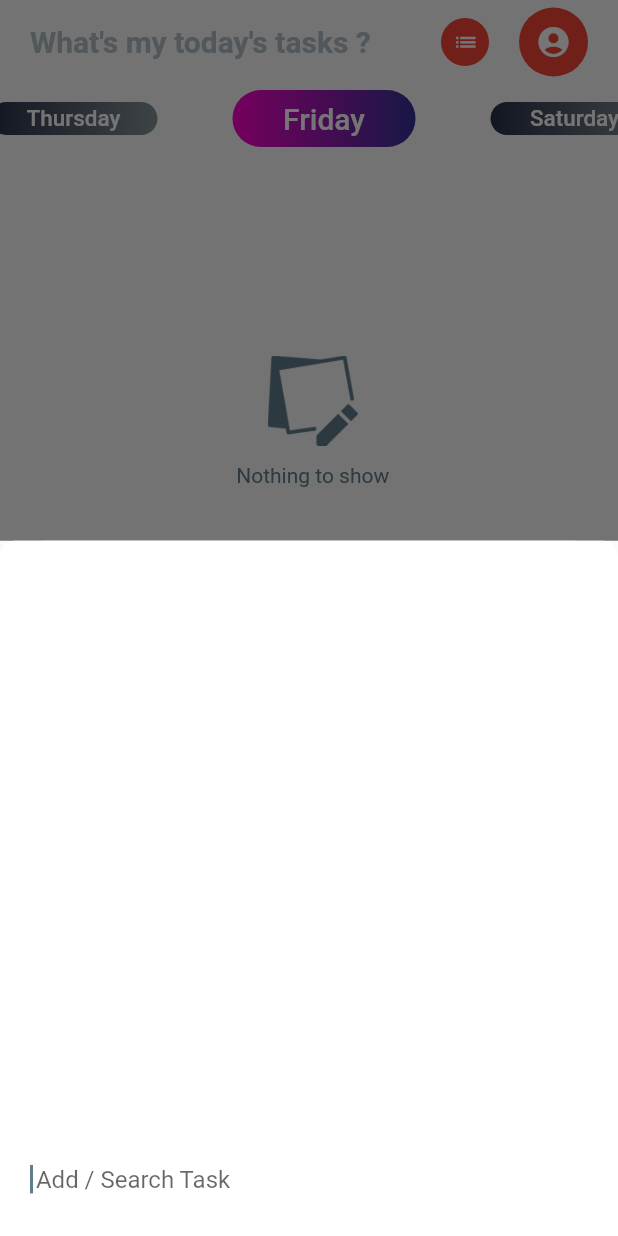
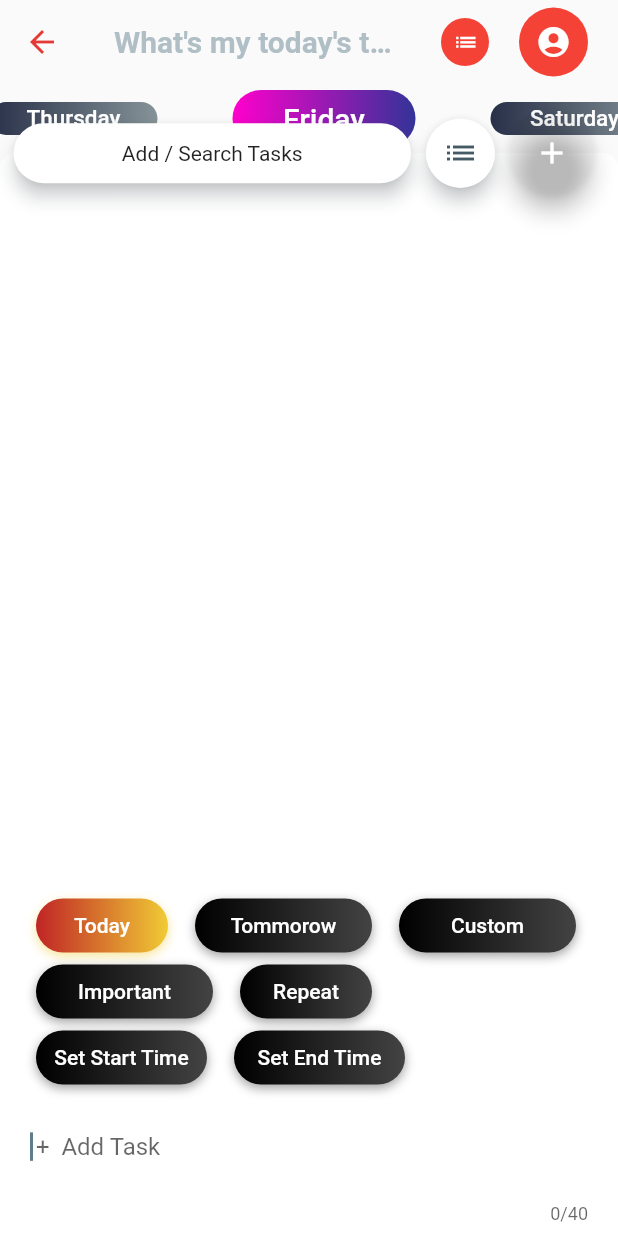
Before and after one commit to aswinmurali-io/whatsmytodaystasks, a Flutter app: the screen it shows after launch, after a tap on "Add / Search Tasks", on a phone screen of 412 x 824 dp. Run offline on Flutter 3.47's test engine with Material 2 defaults, Android fonts, the phone set to English and light mode, and no system bars; drawn by our look-alikes of gradient_widgets, pull_to_refresh; our stand-ins replace circular_check_box, cloud_firestore, firebase_auth, flutter_signin_button, google_sign_in, jiffy and 2 more; missing offline and left inert: flutter_animator, flutter_gradient_colors; accounts and stored records are empty; statements that could not run were skipped.

Commit message:
bug: fix all days and any days not showing the nothing to show icon feature add: add a ignore button to ignore the suppose to completed yet section bug fix: limit the characters in the quick task textbox ux fix: text overflow in card should be handled bug: remove the suggested to completed yesterday if that tab is not today bug: fix Daily tab not working feature change: use material progress indicator instead of circular water drop indicator in the page reloader because of screen pulling down issue typo fix: change ALL DAYS to DAILY

```diff
--- a/lib/card_design.dart
+++ b/lib/card_design.dart
@@ -3,6 +3,8 @@ import 'package:flutter/foundation.dart';
 import 'package:flutter/material.dart';
 import 'package:flutter_animator/flutter_animator.dart';
 import 'package:flutter_gradient_colors/flutter_gradient_colors.dart';
+import 'package:gradient_widgets/gradient_widgets.dart';
+import 'package:jiffy/jiffy.dart';
 
 import 'database.dart';
 import 'globals.dart';
@@ -10,13 +12,33 @@ import 'globals.dart';
 List<bool> _visibility = [false, false, false, false];
 int isGrid = (kIsWeb) ? 1 : 0;
 
-bool smartShowSections(StateSetter setStateFromTaskView, int tabIndex) {
-  // TODO: something wrong here fix it
-  if (tabIndex == 9 || tabIndex == 8) return false; // display all tasks page
+bool smartShowSections(StateSetter setStateFromTaskView, int tabIndex, String _currentWeek) {
+  // TODO: Make the code cleaner
   List _check = [];
+  if (tabIndex == 9)
+    return false;
+  else if (tabIndex == 8 || tabIndex == 7) {
+    for (String task in userTasks.keys)
+      if (!userTasks[task]["done"] && userTasks[task]["week"] == tabIndex) _check.add(task);
+    if (_check.isNotEmpty)
+      setStateFromTaskView(() => _visibility[1] = true);
+    else
+      setStateFromTaskView(() => _visibility[1] = false);
+    _check.clear();
+    for (String task in userTasks.keys)
+      if (userTasks[task]["done"] && userTasks[task]["week"] == tabIndex) _check.add(task);
+    if (_check.isNotEmpty)
+      setStateFromTaskView(() => _visibility[3] = true);
+    else
+      setStateFromTaskView(() => _visibility[3] = false);
+    return (_visibility[1] == true || _visibility[3] == true) ? false : true;
+  } // display all tasks page
+
   // check how many tasks are there for different section and then display the necessary sections
   for (String task in userTasks.keys)
-    if (!userTasks[task]["done"] && userTasks[task]["week"] == tabIndex - 1) _check.add(task);
+    if (!userTasks[task]["done"] &&
+        userTasks[task]["week"] == tabIndex - 1 &&
+        weeks.indexOf(Jiffy(DateTime.now()).EEEE) == tabIndex) _check.add(task);
   if (_check.isNotEmpty)
     setStateFromTaskView(() => _visibility[0] = true);
   else
@@ -31,6 +53,7 @@ bool smartShowSections(StateSetter setStateFromTaskView, int tabIndex) {
         tabIndex != 9) _check.add(task);
   if (_check.isNotEmpty)
     setStateFromTaskView(() => _visibility[1] = true);
+  // TODO: not needed right?
   else
     _visibility[1] = false;
   _check.clear();
@@ -49,10 +72,10 @@ bool smartShowSections(StateSetter setStateFromTaskView, int tabIndex) {
 
   for (String task in userTasks.keys)
     if (userTasks[task]["done"] &&
-        (userTasks[task]["week"] == tabIndex ||
-            userTasks[task]["week"] == 7 ||
-            userTasks[task]["week"] == 8 ||
-            userTasks[task]["week"] == 9)) _check.add(task);
+        (userTasks[task]["week"] == tabIndex &&
+            userTasks[task]["week"] != 7 &&
+            userTasks[task]["week"] != 8 &&
+            userTasks[task]["week"] != 9)) _check.add(task);
   if (_check.isNotEmpty)
     setStateFromTaskView(() => _visibility[3] = true);
   else
@@ -117,11 +140,14 @@ Widget taskCard(Map userTasks, String task, StateSetter setStateFromTaskView, dy
               child: Row(
                 mainAxisAlignment: MainAxisAlignment.spaceBetween,
                 children: [
-                  Padding(
+                  Expanded(
+                    flex: 5,
+                    child: Padding(
                       padding: const EdgeInsets.all(18.0),
                       child: Column(crossAxisAlignment: CrossAxisAlignment.start, children: [
                         Text(
                           task ?? "Unknown Task",
+                          overflow: TextOverflow.ellipsis,
                           textAlign: TextAlign.end,
                           style: TextStyle(color: Colors.white, fontSize: 23),
                         ),
@@ -206,7 +232,9 @@ Widget taskCard(Map userTasks, String task, StateSetter setStateFromTaskView, dy
                           ),
                       ]),
                     ),
-                  Padding(
+                  ),
+                  Expanded(
+                    child: Padding(
                       padding: const EdgeInsets.fromLTRB(5, 0, 15, 0),
                       child: Transform.scale(
                         scale: (kIsWeb) ? 1 : 2,
@@ -220,6 +248,7 @@ Widget taskCard(Map userTasks, String task, StateSetter setStateFromTaskView, dy
                             }),
                       ),
                     ),
+                  ),
                 ],
               ),
             ),
@@ -230,7 +259,7 @@ Widget taskCard(Map userTasks, String task, StateSetter setStateFromTaskView, dy
   );
 }
 
-Widget taskSection(String section, int index) {
+Widget taskSection(String section, int index, dynamic changeShowYesterday, bool showYesterday) {
   return Visibility(
     visible: _visibility[index],
     child: Padding(
@@ -242,6 +271,18 @@ Widget taskSection(String section, int index) {
           Text(section,
               style: TextStyle(
                   foreground: Paint()..shader = textGradientShader, fontWeight: FontWeight.bold, fontSize: 20)),
+          if (index == 0)
+            Padding(
+              padding: const EdgeInsets.fromLTRB(20, 0, 0, 0),
+              child: GradientButton(
+                child: Text((showYesterday) ? "Hide" : "Show"),
+                callback: () {
+                  print(_visibility[index]);
+
+                  changeShowYesterday();
+                },
+              ),
+            ),
           const Expanded(child: const Padding(padding: EdgeInsets.zero))
         ]),
       ),
--- a/lib/globals.dart
+++ b/lib/globals.dart
@@ -24,7 +24,7 @@ final weeks = [
   "Friday",
   "Saturday",
   "Sunday",
-  "All Days",
+  "Daily",
   "Any Day",
   "All Tasks",
 ];
@@ -73,7 +73,7 @@ String getWeekNameFromIndex(int index) {
     case 6:
       return "Sunday";
     case 7:
-      return "All Days";
+      return "Daily";
     case 8:
       return "Any Day";
     case 9:
--- a/lib/mytask_view.dart
+++ b/lib/mytask_view.dart
@@ -39,13 +39,32 @@ class _TaskViewState extends State<TaskView> with SingleTickerProviderStateMixin
 
   final taskViewScaffoldKey = GlobalKey<ScaffoldState>();
 
+  bool showYesterday = true;
+
+  changeShowYesterday() {
+    setState(() => showYesterday = !showYesterday);
+  }
+
   // setState() called after dispose()
   @override
   build(BuildContext context) {
     __offset = 200;
     _uniqueColorIndex = 0;
 
-    pr = ProgressDialog(context);
+    pr = ProgressDialog(context, type: ProgressDialogType.Normal, isDismissible: true);
+    pr.style(
+        borderRadius: 15.0,
+        message: 'Syncing...',
+        backgroundColor: Colors.white,
+        progressWidget: Padding(
+          padding: const EdgeInsets.all(10.0),
+          child: CircularProgressIndicator(strokeWidth: 6, valueColor: AlwaysStoppedAnimation<Color>(Colors.red)),
+        ),
+        elevation: 10.0,
+        insetAnimCurve: Curves.easeInOut,
+        progressTextStyle: TextStyle(color: Colors.black, fontSize: 13.0, fontWeight: FontWeight.w400),
+        messageTextStyle: TextStyle(color: Colors.black, fontSize: 19.0, fontWeight: FontWeight.w600));
+
     return DefaultTabController(
       length: _totalTabs,
       child: AnnotatedRegion<SystemUiOverlayStyle>(
@@ -180,7 +199,7 @@ class _TaskViewState extends State<TaskView> with SingleTickerProviderStateMixin
                   child: SmartRefresher(
                     enablePullUp: false,
                     enablePullDown: true,
-                    header: WaterDropHeader(waterDropColor: Colors.red),
+                    header: MaterialClassicHeader(color: Colors.red),
                     controller: _refreshController,
                     onRefresh: () async {
                       try {
@@ -193,7 +212,7 @@ class _TaskViewState extends State<TaskView> with SingleTickerProviderStateMixin
                     child: SingleChildScrollView(
                       physics: const BouncingScrollPhysics(),
                       padding: const EdgeInsets.fromLTRB(15, 15, 10, 0),
-                      child: (smartShowSections(setState, _tabController.index))
+                      child: (smartShowSections(setState, _tabController.index, _currentWeek)
                           ? Padding(
                               padding: const EdgeInsets.fromLTRB(0, 120, 0, 0),
                               child: Column(children: [
@@ -209,16 +228,20 @@ class _TaskViewState extends State<TaskView> with SingleTickerProviderStateMixin
                                     (_tabController.index != 7 &&
                                             _tabController.index != 8 &&
                                             _tabController.index != 9)
-                                        ? "Suppose to be completed yesterday"
+                                        ? "Yesterday's Work"
                                         : "",
-                                    0),
+                                    0,
+                                    changeShowYesterday,
+                                    showYesterday),
 
                                 // Important Cards first
                                 for (String task in userTasks.keys)
                                   if (userTasks[task]["week"] == weeks.indexOf(_currentWeek) - 1 &&
                                       _tabController.index != 9 &&
                                       _tabController.index != 8 &&
-                                      _tabController.index != 7)
+                                      _tabController.index != 7 &&
+                                      _tabController.index == weeks.indexOf(Jiffy(DateTime.now()).EEEE) &&
+                                      showYesterday)
                                     if (!userTasks[task]["done"] && userTasks[task]["importance"] == 1)
                                       taskCard(
                                           userTasks, task, setState, _tasksEditDialog, _uniqueColorIndex, __offset),
@@ -228,12 +251,14 @@ class _TaskViewState extends State<TaskView> with SingleTickerProviderStateMixin
                                   if (userTasks[task]["week"] == weeks.indexOf(_currentWeek) - 1 &&
                                       _tabController.index != 9 &&
                                       _tabController.index != 8 &&
-                                      _tabController.index != 7)
+                                      _tabController.index != 7 &&
+                                      _tabController.index == weeks.indexOf(Jiffy(DateTime.now()).EEEE) &&
+                                      showYesterday)
                                     if (!userTasks[task]["done"] && userTasks[task]["importance"] == 0)
                                       taskCard(
                                           userTasks, task, setState, _tasksEditDialog, _uniqueColorIndex, __offset),
 
-                                taskSection("Pending", 1),
+                                taskSection("Pending", 1, changeShowYesterday, showYesterday),
 
                                 // All Tasks
                                 for (String task in userTasks.keys)
@@ -255,7 +280,7 @@ class _TaskViewState extends State<TaskView> with SingleTickerProviderStateMixin
                                           userTasks, task, setState, _tasksEditDialog, _uniqueColorIndex, __offset),
 
                                 if (_tabController.index != 7 && _tabController.index != 8 && _tabController.index != 9)
-                                  taskSection("All Days & Any days", 2),
+                                  taskSection("Daily & Any days", 2, changeShowYesterday, showYesterday),
 
                                 // All day and any day tasks
                                 if (_tabController.index != 7 && _tabController.index != 8 && _tabController.index != 9)
@@ -265,7 +290,7 @@ class _TaskViewState extends State<TaskView> with SingleTickerProviderStateMixin
                                         taskCard(
                                             userTasks, task, setState, _tasksEditDialog, _uniqueColorIndex, __offset),
 
-                                taskSection("Completed", 3),
+                                taskSection("Completed", 3, changeShowYesterday, showYesterday),
 
                                 // Task that are already done will be grey with strike text
                                 for (String task in userTasks.keys)
@@ -277,7 +302,7 @@ class _TaskViewState extends State<TaskView> with SingleTickerProviderStateMixin
                                 // To give space for showing the last card's edit button
                                 const Padding(padding: const EdgeInsets.fromLTRB(0, 0, 0, 73))
                               ],
-                            ),
+                            )),
                     ),
                   ),
                 )
@@ -424,8 +449,6 @@ class _TaskViewState extends State<TaskView> with SingleTickerProviderStateMixin
       String oldTitle,
       dynamic endtime,
       selectedTime}) {
-
-
     Navigator.of(context).push(PageRouteBuilder(
         opaque: false,
         pageBuilder: (BuildContext context, _, __) => TaskDialog(setState, modifyWhat, done, importance, title,
--- a/lib/quick_task_ui.dart
+++ b/lib/quick_task_ui.dart
@@ -1,5 +1,6 @@
 import 'package:flutter/material.dart';
 import 'package:flutter_animator/flutter_animator.dart';
+import 'package:gradient_widgets/gradient_widgets.dart';
 import 'package:jiffy/jiffy.dart';
 
 import 'database.dart';
@@ -7,28 +8,29 @@ import 'globals.dart';
 import 'tasks_dialog.dart';
 
 showQuickTaskUI(BuildContext context, StateSetter setStateFromTaskView, String week, TabController tabController,
-    GlobalKey<ScaffoldState> taskViewScaffoldKey) {
-  showModalBottomSheet(
-      context: context,
-      shape: RoundedRectangleBorder(borderRadius: BorderRadius.vertical(top: Radius.circular(30))),
-      builder: (builder) {
-        return StatefulBuilder(builder: (BuildContext context, StateSetter setState) {
-          return Scaffold(
-              body: Container(
+    GlobalKey<ScaffoldState> taskViewScaffoldKey) async {
+  String day = "Today";
+  PersistentBottomSheetController _controller;
+  bool important = false, repeat = false;
+  DateTime date;
+  TimeOfDay start, end;
+
+  _controller = taskViewScaffoldKey.currentState.showBottomSheet((context) {
+    return Container(
         decoration: BoxDecoration(
             color: Colors.white,
-                      borderRadius: BorderRadius.only(
-                          topLeft: const Radius.circular(10.0), topRight: const Radius.circular(10.0))),
+            borderRadius:
+                BorderRadius.only(topLeft: const Radius.circular(10.0), topRight: const Radius.circular(10.0))),
         child: Column(children: [
           Expanded(
-                      flex: 5,
+            flex: 6,
             child: ListView.builder(
               itemCount: userTasks.keys.toList().length,
               itemBuilder: (context, index) {
                 String taskName = userTasks.keys.toList()[index];
                 return SlideInUp(
-                            preferences: AnimationPreferences(
-                                offset: Duration(seconds: 0), duration: Duration(milliseconds: 500)),
+                  preferences:
+                      AnimationPreferences(offset: Duration(seconds: 0), duration: Duration(milliseconds: 500)),
                   child: ListTile(
                     title: Text(taskName),
                     subtitle: Text(getWeekNameFromIndex(userTasks[taskName]["week"])),
@@ -57,7 +59,7 @@ showQuickTaskUI(BuildContext context, StateSetter setStateFromTaskView, String w
                       icon: Icon(Icons.delete),
                       onPressed: () {
                         userTasks.remove(userTasks.keys.toList()[index]);
-                                  setState(() => userTasks);
+                        //setState(() => userTasks);
                         Database.upload(userTasks);
                         setStateFromTaskView(() => userTasks);
                       },
@@ -67,17 +69,115 @@ showQuickTaskUI(BuildContext context, StateSetter setStateFromTaskView, String w
               },
             ),
           ),
-                    Expanded(
-                      child: Padding(
+          Row(
+            children: [
+              Padding(
+                  padding: const EdgeInsets.fromLTRB(20, 0, 10, 0),
+                  child: GradientButton(
+                    gradient: (day == "Today") ? Gradients.backToFuture : Gradients.deepSpace,
+                    child: const Text("Today"),
+                    callback: () {
+                      _controller.setState(() {
+                        date = null;
+                        day = "Today";
+                        repeat = false;
+                      });
+                    },
+                  )),
+              GradientButton(
+                increaseWidthBy: 30,
+                gradient: (day == "Tommorow") ? Gradients.hotLinear : Gradients.deepSpace,
+                child: Text("Tommorow"),
+                callback: () {
+                  _controller.setState(() {
+                    date = null;
+                    day = "Tommorow";
+                    repeat = false;
+                  });
+                },
+              ),
+              Padding(
+                padding: const EdgeInsets.fromLTRB(10, 0, 0, 0),
+                child: GradientButton(
+                  increaseWidthBy: 30,
+                  gradient: (date != null) ? Gradients.cosmicFusion : Gradients.deepSpace,
+                  child: Text((date.toString() == 'null') ? "Custom" : date.toString().substring(0, 10)),
+                  callback: () async {
+                    date = await showDatePicker(
+                        context: context,
+                        initialDate: DateTime.now(),
+                        firstDate: DateTime(DateTime.now().year, 1),
+                        lastDate: DateTime(2101));
+                    _controller.setState(() {
+                      if (date != null) {
+                        day = null;
+                        repeat = false;
+                      }
+                    });
+                  },
+                ),
+              ),
+            ],
+          ),
+          Row(
+            children: [
+              Padding(
+                padding: const EdgeInsets.fromLTRB(20, 0, 10, 0),
+                child: GradientButton(
+                  gradient: (important) ? Gradients.blush : Gradients.deepSpace,
+                  increaseWidthBy: 30,
+                  child: Text("Important"),
+                  callback: () {
+                    _controller.setState(() => important = !important);
+                  },
+                ),
+              ),
+              GradientButton(
+                gradient: (repeat) ? Gradients.cosmicFusion : Gradients.deepSpace,
+                child: Text("Repeat"),
+                callback: () {
+                  _controller.setState(() {
+                    day = null;
+                    date = null;
+                    repeat = !repeat;
+                  });
+                },
+              ),
+            ],
+          ),
+          Row(children: [
+            Padding(
+                padding: const EdgeInsets.fromLTRB(20, 0, 10, 0),
+                child: GradientButton(
+                  gradient: (start != null) ? Gradients.jShine : Gradients.deepSpace,
+                  increaseWidthBy: 26,
+                  child: Text((start == null) ? "Set Start Time" : start.format(context)),
+                  callback: () async {
+                    start = await showTimePicker(initialTime: TimeOfDay.now(), context: context);
+                    _controller.setState(() => start);
+                  },
+                )),
+            GradientButton(
+              gradient: (end != null) ? Gradients.blush : Gradients.deepSpace,
+              increaseWidthBy: 26,
+              child: Text((end == null) ? "Set End Time" : end.format(context)),
+              callback: () async {
+                end = await showTimePicker(initialTime: TimeOfDay.now(), context: context);
+                _controller.setState(() => end);
+              },
+            ),
+          ]),
+          Padding(
             padding: const EdgeInsets.all(8.0),
             child: Align(
               alignment: Alignment.bottomCenter,
               child: TextField(
+                maxLength: 40,
                 autocorrect: true,
                 autofocus: true,
                 enableSuggestions: true,
                 decoration: InputDecoration(
-                              hintText: ' Add / Search Task',
+                  hintText: ' +  Add Task',
                   filled: true,
                   fillColor: Colors.white,
                   focusedBorder: OutlineInputBorder(
@@ -96,9 +196,8 @@ showQuickTaskUI(BuildContext context, StateSetter setStateFromTaskView, String w
                         "importance": 0,
                         "repeat": false,
                         "done": false,
-                                    "week": (tabController.index < 9)
-                                        ? tabController.index
-                                        : week.indexOf(Jiffy(DateTime.now()).EEEE)
+                        "week":
+                            (tabController.index < 9) ? tabController.index : week.indexOf(Jiffy(DateTime.now()).EEEE)
                       },
                     });
                   Database.upload(userTasks);
@@ -106,9 +205,7 @@ showQuickTaskUI(BuildContext context, StateSetter setStateFromTaskView, String w
                 }),
               ),
             ),
-                      ),
           )
-                  ])));
-        });
+        ]));
   });
 }
```
Lines whose indentation alone changed are shown as unchanged.
